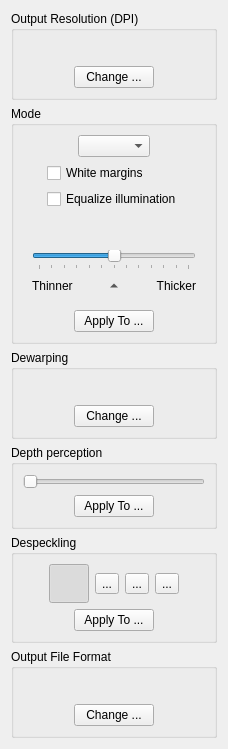
Old version of the form filters/output/ui/OutputOptionsWidget.ui in the repository aconkey/scantailor.
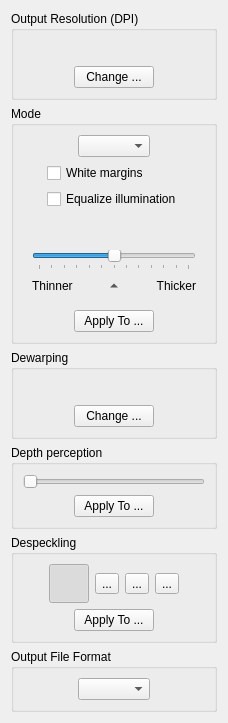
New version of the form. Icons and pictures are not drawn.

Commit message: Add temporary GUI element to output options for PDF output

The edit to the form file:
```diff
--- a/filters/output/ui/OutputOptionsWidget.ui
+++ b/filters/output/ui/OutputOptionsWidget.ui
@@ -694,43 +694,6 @@
       <item>
        <layout class="QHBoxLayout" name="horizontalLayout_103">
         <item>
-         <spacer name="horizontalSpacer_105">
-          <property name="orientation">
-           <enum>Qt::Horizontal</enum>
-          </property>
-          <property name="sizeHint" stdset="0">
-           <size>
-            <width>0</width>
-            <height>20</height>
-           </size>
-          </property>
-         </spacer>
-        </item>
-        <item>
-         <widget class="QLabel" name="fileFormatLabel">
-          <property name="text">
-           <string/>
-          </property>
-         </widget>
-        </item>
-        <item>
-         <spacer name="horizontalSpacer_106">
-          <property name="orientation">
-           <enum>Qt::Horizontal</enum>
-          </property>
-          <property name="sizeHint" stdset="0">
-           <size>
-            <width>0</width>
-            <height>20</height>
-           </size>
-          </property>
-         </spacer>
-        </item>
-       </layout>
-      </item>
-      <item>
-       <layout class="QHBoxLayout" name="horizontalLayout_104">
-        <item>
          <spacer name="horizontalSpacer_107">
           <property name="orientation">
            <enum>Qt::Horizontal</enum>
@@ -744,11 +707,7 @@
          </spacer>
         </item>
         <item>
-         <widget class="QPushButton" name="changeFileFormatButton">
-          <property name="text">
-           <string>Change ...</string>
-          </property>
-         </widget>
+         <widget class="QComboBox" name="fileFormatSelector"/>
         </item>
         <item>
          <spacer name="horizontalSpacer_108">
@@ -768,19 +727,6 @@
      </layout>
     </widget>
    </item>
-   <item>
-    <spacer name="verticalSpacer_102">
-     <property name="orientation">
-      <enum>Qt::Vertical</enum>
-     </property>
-     <property name="sizeHint" stdset="0">
-      <size>
-       <width>20</width>
-       <height>40</height>
-      </size>
-     </property>
-    </spacer>
-   </item>
   </layout>
  </widget>
  <resources>
```
The commit also changes 27 other files.
